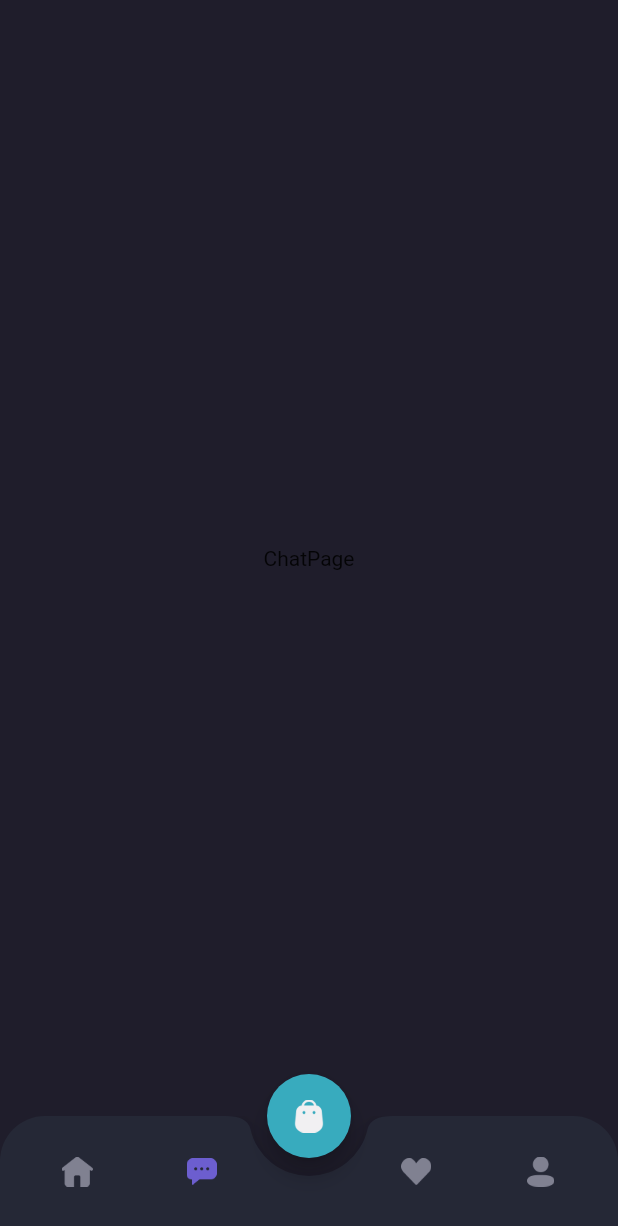
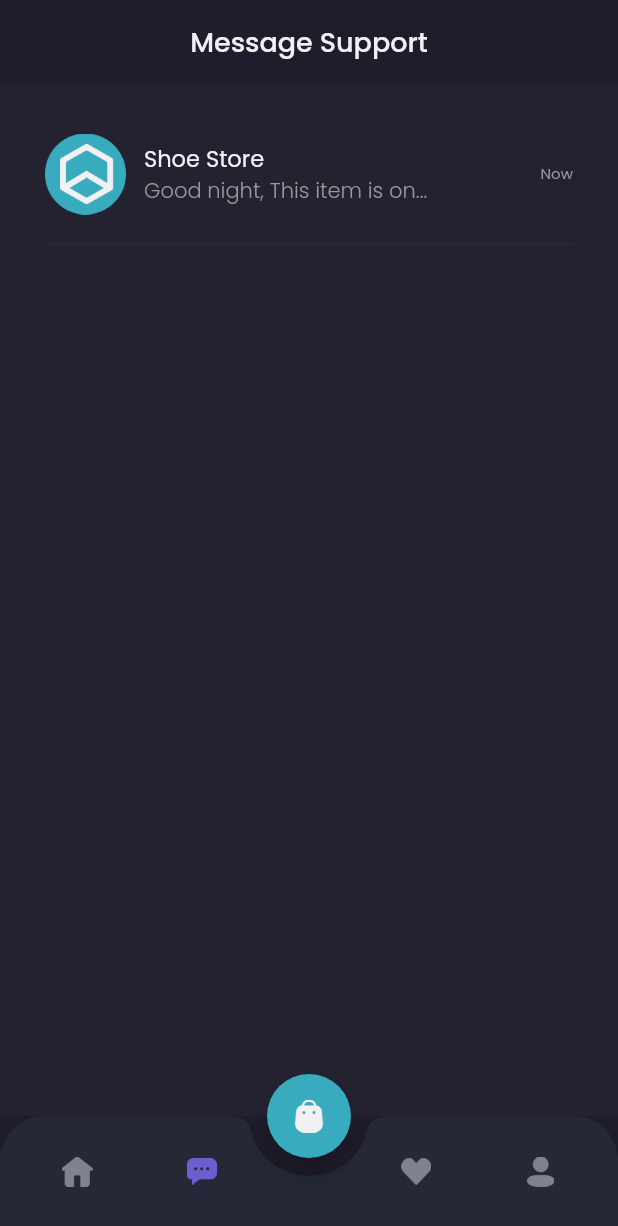
Before and after one commit to RafliAnwar/Shamo_eCommerce, a Flutter app: the MainPage screen opened by its route, item 2 of the bottom bar chosen, on a phone screen of 412 x 824 dp. Shown: the top 1226 px of the screen. Run offline on Flutter 3.47's test engine with Material 2 defaults, Android fonts, the light colour scheme and no system bars; our stand-ins replace google_fonts.

Commit message:
Slicing ChatPage

```diff
--- a/lib/main.dart
+++ b/lib/main.dart
@@ -1,4 +1,5 @@
 import 'package:flutter/material.dart';
+import 'package:shamo_ecommerce/pages/detail_chat_page.dart';
 import 'package:shamo_ecommerce/pages/home/main_page.dart';
 import 'package:shamo_ecommerce/pages/sign_in_page.dart';
 import 'package:shamo_ecommerce/pages/sign_up_page.dart';
@@ -16,6 +17,7 @@ class MyApp extends StatelessWidget {
         '/SignIn': (context) => SignInPage(),
         '/SignUp': (context) => SignUpPage(),
         '/home': (context) => MainPage(),
+        '/detail_chat':(context) =>DetailChatPage(),
       },
     );
   }
--- a/lib/pages/home/chat_page.dart
+++ b/lib/pages/home/chat_page.dart
@@ -1,10 +1,105 @@
 import 'package:flutter/material.dart';
+import 'package:shamo_ecommerce/theme.dart';
+import 'package:shamo_ecommerce/widgets/chat_tile.dart';
 
 class ChatPage extends StatelessWidget {
   @override
   Widget build(BuildContext context) {
-    return Center(
-      child: Text('ChatPage'),
+    Widget header() {
+      return AppBar(
+        backgroundColor: bgColor1,
+        centerTitle: true,
+        elevation: 0,
+        automaticallyImplyLeading: false,
+        title: Text(
+          'Message Support',
+          style: primaryTextStyle.copyWith(
+            fontSize: 18,
+            fontWeight: medium,
+          ),
+        ),
+      );
+    }
+
+    Widget emptyChat() {
+      return Expanded(
+        child: Container(
+          width: double.infinity,
+          color: bgColor3,
+          child: Column(
+            mainAxisAlignment: MainAxisAlignment.center,
+            children: [
+              Image.asset(
+                'assets/icon_headset.png',
+                width: 80,
+              ),
+              SizedBox(
+                height: 20,
+              ),
+              Text(
+                'Opss no message yet?',
+                style: primaryTextStyle.copyWith(
+                  fontSize: 16,
+                  fontWeight: medium,
+                ),
+              ),
+              SizedBox(
+                height: 12,
+              ),
+              Text('You have never done a transaction',
+                  style: secondaryTextStyle),
+              SizedBox(
+                height: 20,
+              ),
+              Container(
+                height: 44,
+                width: 152,
+                child: TextButton(
+                  style: TextButton.styleFrom(
+                    padding: EdgeInsets.symmetric(
+                      vertical: 10,
+                      horizontal: 24,
+                    ),
+                    backgroundColor: primaryColor,
+                    shape: RoundedRectangleBorder(
+                      borderRadius: BorderRadius.circular(12),
+                    ),
+                  ),
+                  onPressed: () {},
+                  child: Text(
+                    'Explore Store',
+                    style: primaryTextStyle.copyWith(
+                        fontSize: 16, fontWeight: medium),
+                  ),
+                ),
+              )
+            ],
+          ),
+        ),
+      );
+    }
+
+    Widget content() {
+      return Expanded(
+        child: Container(
+          width: double.infinity,
+          color: bgColor3,
+          child: ListView(
+            padding: EdgeInsets.symmetric(horizontal: defaultMargin),
+            children: [
+              ChatTile(),
+            ],
+          ),
+        ),
+      );
+    }
+
+    return Column(
+      children: [
+        header(),
+        content(),
+        // emptyChat(),
+      ],
     );
   }
 }
--- a/lib/theme.dart
+++ b/lib/theme.dart
@@ -11,6 +11,7 @@ Color bgColor1 = Color(0xff1F1D2B);
 Color bgColor2 = Color(0xff2B2937);
 Color bgColor3 = Color(0xff242231);
 Color bgColor4 = Color(0xff252836);
+Color bgColor5 = Color(0xff2B2844);
 Color primaryTextColor = Color(0xffF1F0F2);
 Color secondaryTextColor = Color(0xff999999);
 Color subTitleColor = Color(0xff504F5E);
--- /dev/null
+++ b/lib/widgets/chat_tile.dart
@@ -0,0 +1,64 @@
+import 'package:flutter/material.dart';
+import 'package:shamo_ecommerce/theme.dart';
+
+class ChatTile extends StatelessWidget {
+  @override
+  Widget build(BuildContext context) {
+    return GestureDetector(
+      onTap: (){
+        Navigator.pushNamed(context, '/detail_chat');
+      },
+      child: Container(
+        margin: EdgeInsets.only(top: 33),
+        child: Column(
+          children: [
+            Row(
+              children: [
+                Image.asset(
+                  'assets/shop_logo.png',
+                  width: 54,
+                ),
+                SizedBox(
+                  width: 12,
+                ),
+                Expanded(
+                  child: Column(
+                    crossAxisAlignment: CrossAxisAlignment.start,
+                    children: [
+                      Text(
+                        'Shoe Store',
+                        style: primaryTextStyle.copyWith(
+                          fontSize: 15,
+                        ),
+                      ),
+                      Text(
+                        'Good night, This item is on...',
+                        overflow: TextOverflow.ellipsis,
+                        style: secondaryTextStyle.copyWith(
+                          fontWeight: light,
+                        ),
+                      )
+                    ],
+                  ),
+                ),
+                Text(
+                  'Now',
+                  style: secondaryTextStyle.copyWith(
+                    fontSize: 10,
+                  ),
+                )
+              ],
+            ),
+            SizedBox(
+              height: 12,
+            ),
+            Divider(
+              thickness: 1,
+              color: Color(0xff2B2939),
+            )
+          ],
+        ),
+      ),
+    );
+  }
+}
```
Also changed, not shown: lib/pages/detail_chat_page.dart (added, +174 -0 lines), lib/widgets/chat_bubble.dart (added, +147 -0 lines), assets/button_close.png (added), assets/button_send.png (added), assets/icon_headset.png (added), assets/shop_logo_online.png (added).
